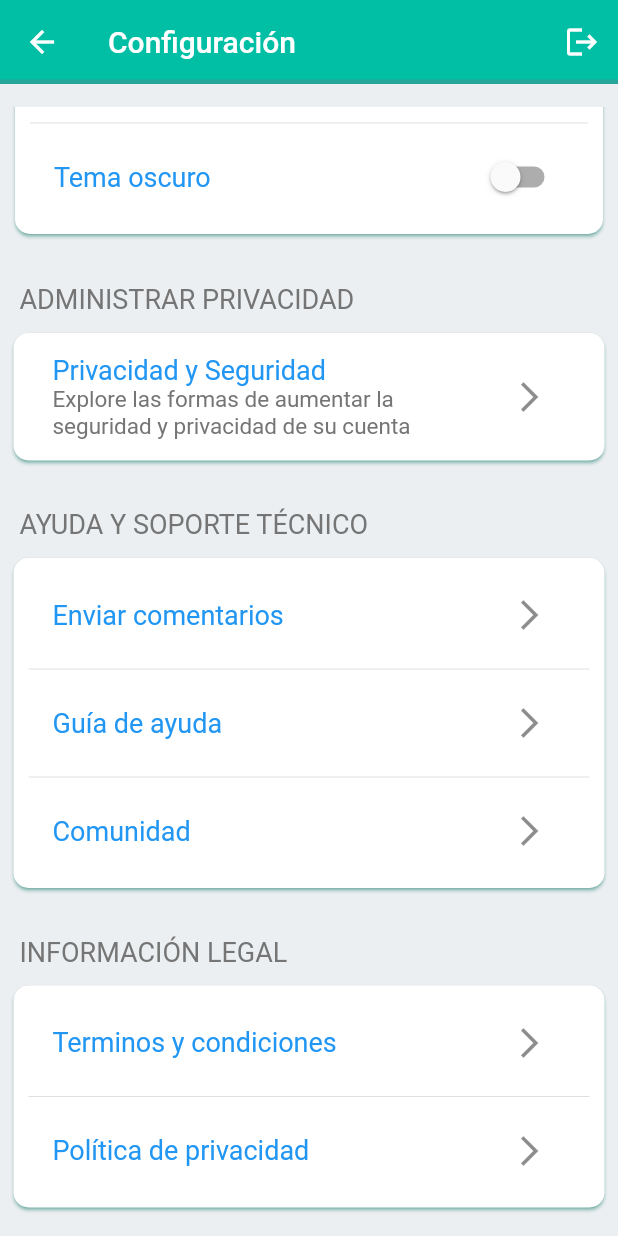
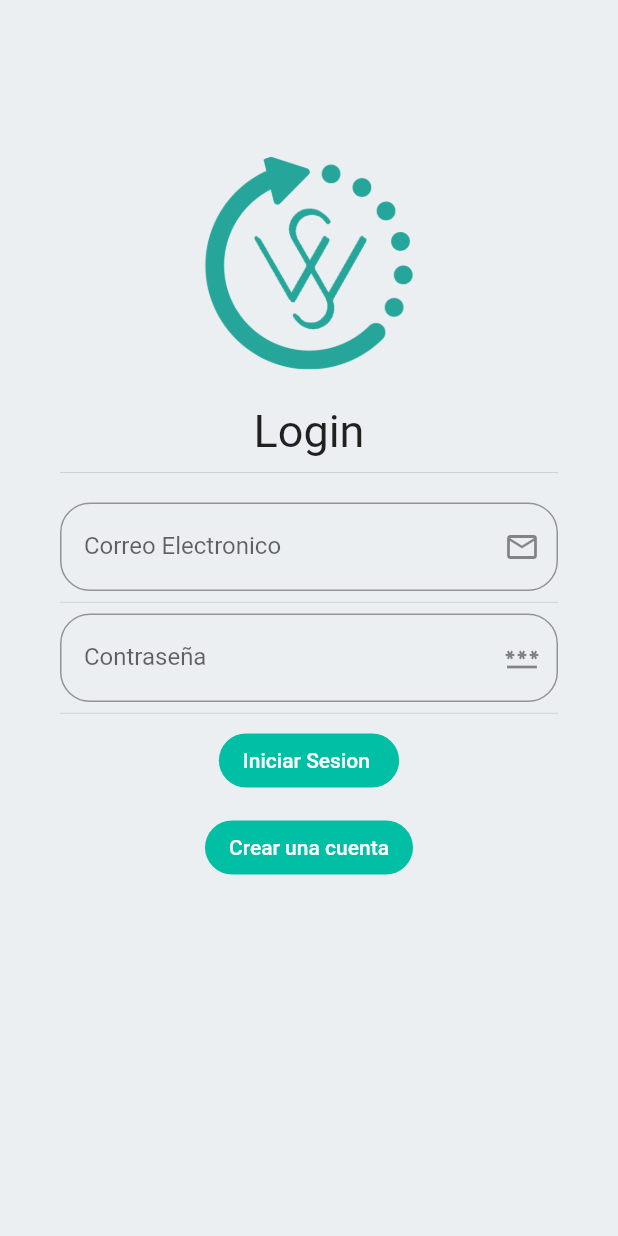
Before and after one commit to Mishe28/WorkScheduler, a Flutter app: the Settings screen opened by its route, scrolled down 372 dp, after a tap on the "logout" icon, on a phone screen of 412 x 824 dp. Run offline on Flutter 3.47's test engine with Material 2 defaults, Android fonts, the phone set to English and light mode, and no system bars; our stand-ins replace curved_navigation_bar, table_calendar; network calls fail.

Commit message:
Login y registro
incorporación de Login y registro

```diff
--- a/nav_bar/lib/router/app_routes.dart
+++ b/nav_bar/lib/router/app_routes.dart
@@ -18,7 +18,9 @@ class AppRoutes {
         'contact_contact'     : (BuildContext context) => const ContactoContactos(),
         'contact_leaflet'     : (BuildContext context) => const ContactoProspecto(),
         'contact_bussiness'     : (BuildContext context) => const ContactoEmpresa(),
-
+        'login'     : (BuildContext context) => LoginPage(),
+        'icon_container'     : (BuildContext context) =>  const IconContainer(url: "images/logofinal.png"),
+        'register'     : (BuildContext context) => Register(),
   };
 
 }
--- /dev/null
+++ b/nav_bar/lib/screens/inicio/icon_container.dart
@@ -0,0 +1,20 @@
+import 'package:flutter/material.dart';
+
+class IconContainer extends StatelessWidget {
+  final String url;
+  const IconContainer({Key? key, required this.url})
+      : super(key: key);
+
+  @override
+  Widget build(BuildContext context) {
+    return SizedBox(
+      width: 150.0, //tamacho imahen logo
+      height: 150.0,
+      child: CircleAvatar(
+        radius: 100.0,
+        backgroundColor: Colors.transparent,
+        backgroundImage: AssetImage(url),
+      ),
+    );
+  }
+}
--- /dev/null
+++ b/nav_bar/lib/screens/inicio/login.dart
@@ -0,0 +1,118 @@
+import 'package:flutter/material.dart';
+import 'package:nav_bar/screens/screens.dart';
+
+
+class LoginPage extends StatefulWidget {
+  const LoginPage({Key? key}) : super(key: key);
+
+  @override
+  _LoginPageState createState() => _LoginPageState();
+}
+
+class _LoginPageState extends State<LoginPage> {
+  @override
+  Widget build(BuildContext context) {
+    return Scaffold(
+      body: Container(
+        width: double.infinity,
+        height: double.infinity,
+        decoration: const BoxDecoration(
+          gradient: LinearGradient(colors: <Color>[
+            Color(0x00ef5350),
+            Color(0x00ef5350) //0xFF008080
+          ], begin: Alignment.topCenter // posocion gradiente color
+              ),
+        ),
+        child: ListView(
+          padding: const EdgeInsets.symmetric(horizontal: 40.0, vertical: 100),
+          children: <Widget>[
+            Column(
+              //wrap clomg
+              mainAxisAlignment: MainAxisAlignment.center,
+              // ignore: prefer_const_literals_to_create_immutables
+              children: <Widget>[
+                const IconContainer(
+                  url: "images/logo_ws.png", // logo del login
+                ),
+                const SizedBox(
+                  width: double.infinity,
+                  height: 20.0,
+                ),
+                const Text(
+                  "Login",
+                  style: TextStyle(fontSize: 30.0 // tamaño letra primera
+                      ),
+                ),
+
+                const Divider(
+                  height: 20.0,
+                ),
+                // dos botones
+                const SizedBox(
+                  width: double.infinity,
+                  height: 10.0,
+                ),
+
+                // 2do boton de login
+                TextField(
+                  decoration: InputDecoration(
+                    hintText: " Correo Electronico",
+                    labelText: " Correo Electronico ",
+                    suffixIcon: const Icon(Icons.email_outlined),
+                    border: OutlineInputBorder(
+                      borderRadius: BorderRadius.circular(20.0),
+                    ),
+                  ),
+                ),
+                // 2do boton de login
+                const Divider(
+                  height: 15.0,
+                ),
+
+                // 3er boton de login
+                TextField(
+                  enableInteractiveSelection: false, // encriotar contraseña
+                  obscureText: true, //  encriptar contraseña
+                  decoration: InputDecoration(
+                    hintText: " Contraseña",
+                    labelText: " Contraseña",
+                    suffixIcon: const Icon(Icons.password),
+                    border: OutlineInputBorder(
+                      borderRadius: BorderRadius.circular(20.0),
+                    ),
+                  ),
+                ),
+                // 3er boton de login
+                const Divider(
+                  height: 15.0,
+                ),
+                // Boton Ingresar App
+                ElevatedButton(
+                  onPressed: () {
+                    Navigator.pushNamed(context, 'home');
+                  },
+                  child: const Text(
+                    "Iniciar Sesion ",
+                  ),
+                ),
+                // Boton Ingresar App
+                 const SizedBox(
+                  width: double.infinity,
+                  height: 10.0,
+                ),
+                // Crear Cuenta
+                ElevatedButton(
+                 onPressed: () {
+                   Navigator.pushNamed(context, 'register');
+                 },
+                 child: const Text('Crear una cuenta')
+                 ),
+
+              ],
+            )
+          ],
+        ),
+      ),
+    );
+  }
+}
--- a/nav_bar/lib/screens/principal/settings.dart
+++ b/nav_bar/lib/screens/principal/settings.dart
@@ -2,11 +2,19 @@ import 'package:flutter/material.dart';
 import 'package:nav_bar/theme/app_theme.dart'; // importa del main
 //import 'package:settings_ui/settings_ui.dart';
 
-class Settings extends StatelessWidget {
+class Settings extends StatefulWidget {
   const Settings({Key? key}) : super(key: key);
 
   @override
+  State<Settings> createState() => _SettingsState();
+}
+
+class _SettingsState extends State<Settings> {
+  bool isDarkmode =false;
+  @override
   Widget build(BuildContext context) {
+
+
     return Scaffold(
 
       appBar: AppBar(
@@ -16,7 +24,7 @@ class Settings extends StatelessWidget {
             icon: const Icon(Icons.logout),
             tooltip: 'Salir',
             onPressed: () {
-              Navigator.pushNamed(context, '');
+              Navigator.pushNamed(context, 'login');
             },
           )
         ],
@@ -135,10 +143,16 @@ class Settings extends StatelessWidget {
                         ListTile(
                           title: Text('Tema oscuro', style: TextStyle(color: AppTheme.blue, fontSize: 18)),
                           //subtitle: Text('Active el tema oscuro para una mejor ', style: TextStyle(color: Colors.grey.shade600, fontSize: 15)),
-                          trailing: Switch(
-                            value: false,
-                            onChanged: (bool newValue) {},
-                          ),
+                          trailing: Switch.adaptive(
+                            activeColor: AppTheme.primary,
+                            value: isDarkmode,
+                            onChanged: (value){
+                              isDarkmode = value;
+                              setState(() {
+
+                              });
+                            }
+                          )
                         ),
                       ],
                     ),
--- a/nav_bar/lib/screens/screens.dart
+++ b/nav_bar/lib/screens/screens.dart
@@ -11,3 +11,6 @@ export 'package:nav_bar/screens/forms/form_productos.dart';
 export 'package:nav_bar/screens/contact/contacto_empresa.dart';
 export 'package:nav_bar/screens/contact/contacto_prospecto.dart';
 export 'package:nav_bar/screens/contact/contacto_contacto.dart';
+export 'package:nav_bar/screens/inicio/icon_container.dart';
+export 'package:nav_bar/screens/inicio/login.dart';
+export 'package:nav_bar/screens/inicio/registro.dart';
--- a/nav_bar/pubspec.yaml
+++ b/nav_bar/pubspec.yaml
@@ -60,9 +60,9 @@ flutter:
   uses-material-design: true
 
   # To add assets to your application, add an assets section, like this:
-  # assets:
-  #   - images/a_dot_burr.jpeg
-  #   - images/a_dot_ham.jpeg
+  assets:
+   - images/
+
 
   # An image asset can refer to one or more resolution-specific "variants", see
   # https://flutter.dev/assets-and-images/#resolution-aware.
```
Also changed, not shown: nav_bar/lib/screens/inicio/registro.dart (added, +133 -0 lines), nav_bar/lib/screens/principal/actividades.dart (+71 -14 lines), nav_bar/lib/screens/principal/contactos.dart (+1 -8 lines), nav_bar/images/logo_ws.png (added).
